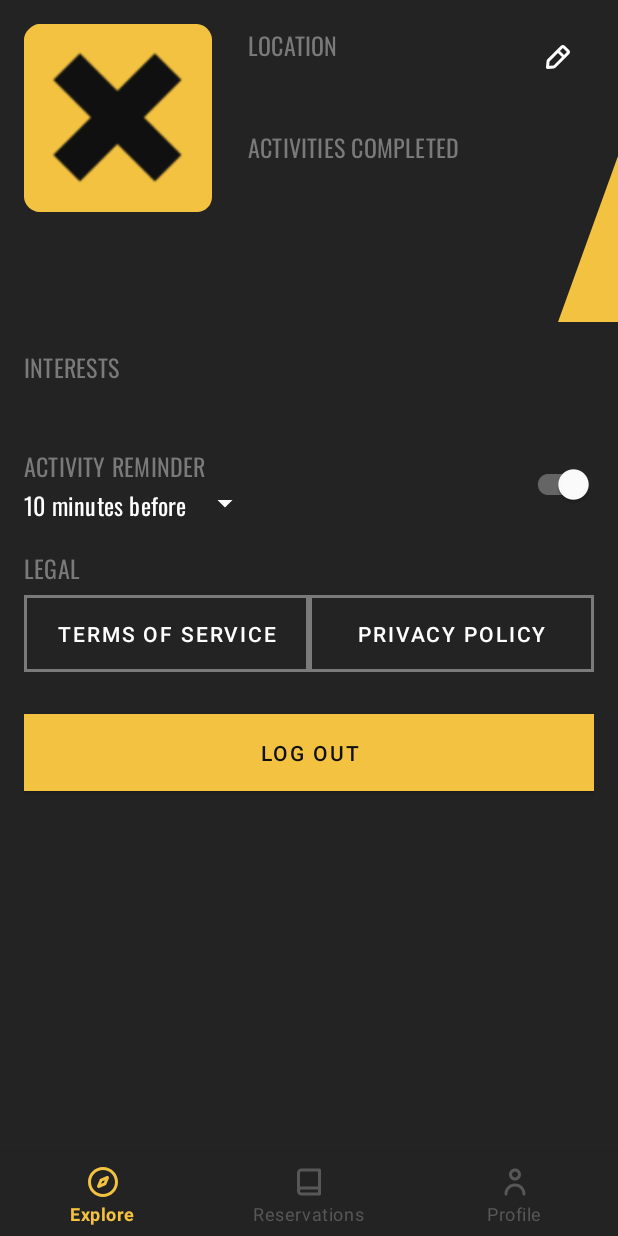
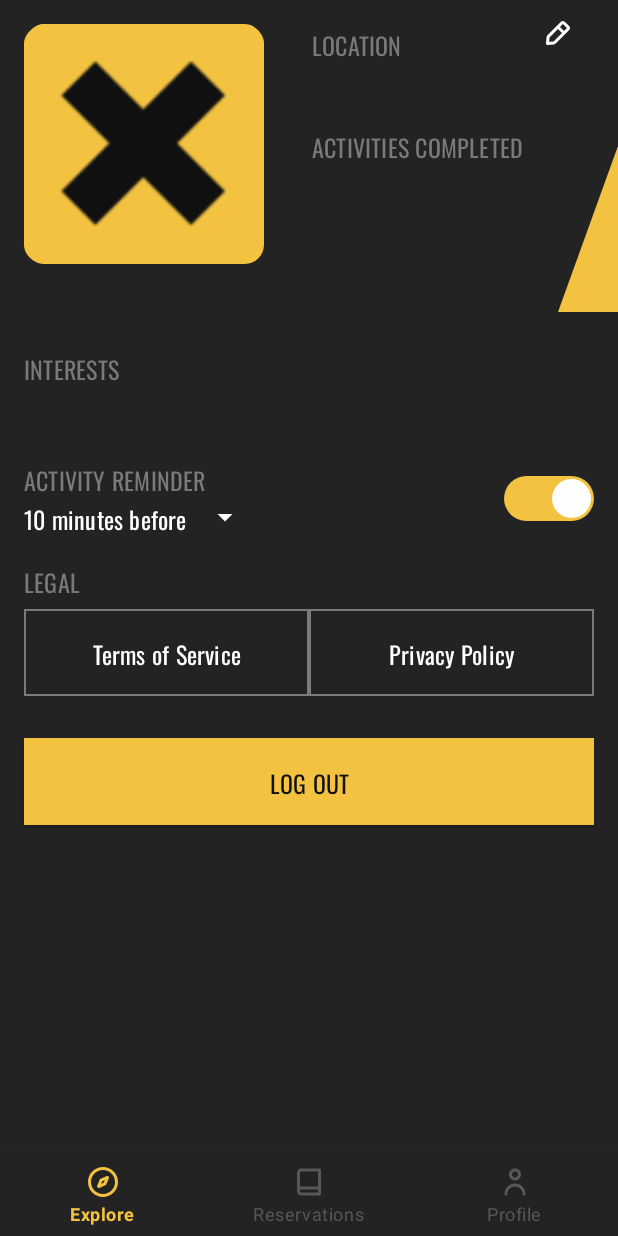
Before and after one commit to Catalin-David/RSRVD, an Android app: the fragment ProfileFragment placed in its activity, on a phone screen of 412 x 824 dp. Run offline under Robolectric (Android 15) with nearby library versions, the phone set to English and light mode, and no system bars; our stand-ins replace FlexboxLayout, data binding; pictures from the network do not load; 8 statements that could not run were skipped.

Commit message:
Solved all merge comments

```diff
--- a/app/src/main/java/com/halcyonmobile/rsrvd/onboarding/OnboardingActivity.kt
+++ b/app/src/main/java/com/halcyonmobile/rsrvd/onboarding/OnboardingActivity.kt
@@ -7,6 +7,7 @@ import androidx.appcompat.app.AppCompatActivity
 import androidx.core.app.ActivityOptionsCompat
 import androidx.core.view.children
 import androidx.lifecycle.*
+import com.halcyonmobile.rsrvd.MainActivity
 import com.halcyonmobile.rsrvd.R
 import com.halcyonmobile.rsrvd.core.model.Interests
 import com.halcyonmobile.rsrvd.core.model.Location
@@ -68,7 +69,7 @@ class OnboardingActivity : AppCompatActivity() {
 
             ready.setOnClickListener {
                 viewModel.onReadyClick(getInterests())
-                // startActivity(Intent(this@OnboardingActivity, NEXTACTIVITY::class.java))
+                startActivity(Intent(this@OnboardingActivity, MainActivity::class.java))
             }
         }
     }
--- a/app/src/main/java/com/halcyonmobile/rsrvd/profile/ProfileViewModel.kt
+++ b/app/src/main/java/com/halcyonmobile/rsrvd/profile/ProfileViewModel.kt
@@ -17,9 +17,14 @@ class ProfileViewModel : ViewModel() {
 
     init {
         loadAccount()
+        initializeDefaults()
         //profileData.value =
             //UserProfileData("CLUJ-NAPOCA, RO", 16, listOf(Interests.FOOTBALL, Interests.BASKETBALL))
         loadUserInformation()
+    }
+
+    private fun initializeDefaults(){
+        profileData.value = UserProfileData()
     }
 
     fun setSignInAccount(newSignInAccount: GoogleSignInAccount?){
@@ -32,12 +37,15 @@ class ProfileViewModel : ViewModel() {
     }
 
     private fun loadUserInformation() {
-        profileData.value = UserRepository.getUserProfileData()
+        UserRepository.loadProfileData(
+            onSuccess = {
+            profileData.value = it
+        })
     }
 
     val userName: LiveData<String> = Transformations.map(account) { it?.displayName }
     val imageUrl: LiveData<Uri> = Transformations.map(account) { it?.photoUrl }
-    val location: LiveData<String> = Transformations.map(profileData) { it.location?.name }
+    val location: LiveData<String> = Transformations.map(profileData) { it.location?.name ?: "" }
     val activities: LiveData<String> = Transformations.map(profileData) { it.activitiesCompleted.toString() }
     val interests: LiveData<List<Interests>> = Transformations.map(profileData) { it.interests }
 }
--- a/app/src/main/java/com/halcyonmobile/rsrvd/signin/SignInActivity.kt
+++ b/app/src/main/java/com/halcyonmobile/rsrvd/signin/SignInActivity.kt
@@ -21,6 +21,7 @@ import com.halcyonmobile.rsrvd.MainActivity
 import com.halcyonmobile.rsrvd.R
 import com.halcyonmobile.rsrvd.core.repository.UserRepository
 import com.halcyonmobile.rsrvd.databinding.ActivitySignInBinding
+import com.halcyonmobile.rsrvd.onboarding.OnboardingActivity
 import com.halcyonmobile.rsrvd.utils.showSnackbar
 
 
@@ -89,7 +90,7 @@ class SignInActivity : AppCompatActivity() {
                             // TODO: assign the access token
                             Log.w(ContentValues.TAG, "access token $accessToken")
                             UserRepository.isUserLoggedIn = true
-                            startActivity(Intent(this, MainActivity::class.java))
+                            startActivity(Intent(this, OnboardingActivity::class.java))
                         },
                         onFailure = {
                             signInBinding.root.showSnackbar(getString(R.string.authentication_failed))
--- /dev/null
+++ b/app/src/main/res/drawable/thumb_selector.xml
@@ -0,0 +1,11 @@
+<?xml version="1.0" encoding="utf-8"?>
+<selector xmlns:android="http://schemas.android.com/apk/res/android">
+    <item android:state_checked="false">
+        <shape android:shape="rectangle" android:useLevel="false" android:visible="true">
+            <solid android:color="#ffffff" />
+            <corners android:radius="100dp" />
+            <size android:width="30dp" android:height="30dp" />
+            <stroke android:width="4dp" android:color="#0000ffff" />
+        </shape>
+    </item>
+</selector>
--- /dev/null
+++ b/app/src/main/res/drawable/track_selector.xml
@@ -0,0 +1,20 @@
+<?xml version="1.0" encoding="utf-8"?>
+<selector xmlns:android="http://schemas.android.com/apk/res/android">
+    <item android:state_checked="true">
+        <shape android:dither="true" android:shape="rectangle" android:useLevel="false" android:visible="true">
+            <solid android:color="@color/primary" />
+            <corners android:radius="100dp" />
+            <size android:width="2dp" android:height="24dp" />
+        </shape>
+    </item>
+    <item android:state_checked="false">
+        <shape android:dither="true" android:shape="rectangle" android:useLevel="false" android:visible="true">
+
+            <corners android:radius="100dp" />
+            <size android:width="2dp" android:height="24dp" />
+            <stroke
+                android:width="2dp"
+                android:color="@android:color/white" />
+        </shape>
+    </item>
+</selector>
--- a/app/src/main/res/layout/fragment_profile.xml
+++ b/app/src/main/res/layout/fragment_profile.xml
@@ -1,6 +1,7 @@
 <?xml version="1.0" encoding="utf-8"?>
 <layout xmlns:android="http://schemas.android.com/apk/res/android"
-    xmlns:app="http://schemas.android.com/apk/res-auto">
+    xmlns:app="http://schemas.android.com/apk/res-auto"
+    xmlns:tools="http://schemas.android.com/tools">
 
     <data>
 
@@ -17,36 +18,30 @@
             android:layout_width="match_parent"
             android:layout_height="wrap_content">
 
-            <androidx.constraintlayout.widget.ConstraintLayout
-                android:id="@+id/constraint_layout_top"
-                android:layout_width="0dp"
-                android:layout_height="wrap_content"
+            <ImageView
+                android:id="@+id/image_view_profile_picture"
                 android:layout_marginStart="@dimen/default_margin"
                 android:layout_marginTop="@dimen/default_margin"
-                app:layout_constraintEnd_toEndOf="parent"
-                app:layout_constraintStart_toStartOf="parent"
-                app:layout_constraintTop_toTopOf="parent">
-
-                <ImageView
-                    android:id="@+id/image_view_profile_picture"
                 android:layout_width="@dimen/picture_dimension"
                 android:layout_height="@dimen/picture_dimension"
                 android:src="@mipmap/ic_launcher"
-                    imageUrl="@{viewmodel.imageUrl}"
+                app:imageUrl="@{viewmodel.imageUrl}"
                 app:layout_constraintStart_toStartOf="parent"
                 app:layout_constraintTop_toTopOf="parent" />
 
             <TextView
                 android:id="@+id/text_view_profile_name"
+                android:textAllCaps="true"
                 android:layout_width="0dp"
                 android:layout_height="wrap_content"
                 android:layout_marginTop="@dimen/text_on_picture_margin"
-                    android:lines="2"
+                android:maxLines="3"
                 android:text="@{viewmodel.userName}"
-                    android:textAppearance="?attr/textAppearanceHeadline4"
-                    app:layout_constraintEnd_toEndOf="@id/image_view_profile_picture"
+                tools:text="Catalin David"
+                android:textAppearance="?attr/textAppearanceHeadline3"
+                app:layout_constraintEnd_toStartOf="@id/profile_location"
                 app:layout_constraintStart_toStartOf="@id/image_view_profile_picture"
-                    app:layout_constraintTop_toTopOf="parent" />
+                app:layout_constraintTop_toTopOf="@id/image_view_profile_picture" />
 
             <TextView
                 android:id="@+id/profile_location"
@@ -57,7 +52,7 @@
                 android:textAppearance="?attr/textAppearanceSubtitle1"
                 android:textColor="@color/light_gray"
                 app:layout_constraintStart_toEndOf="@id/image_view_profile_picture"
-                    app:layout_constraintTop_toTopOf="parent" />
+                app:layout_constraintTop_toTopOf="@id/image_view_profile_picture" />
 
             <TextView
                 android:id="@+id/text_view_profile_location"
@@ -92,7 +87,7 @@
                 android:layout_width="wrap_content"
                 android:layout_height="wrap_content"
                 android:src="@drawable/ic_yellow_shape"
-                    app:layout_constraintBottom_toBottomOf="parent"
+                app:layout_constraintBottom_toBottomOf="@id/text_view_profile_name"
                 app:layout_constraintEnd_toEndOf="parent" />
 
             <ImageButton
@@ -103,26 +98,18 @@
                 android:src="@drawable/ic_edit"
                 app:layout_constraintEnd_toEndOf="parent"
                 app:layout_constraintTop_toTopOf="parent" />
-            </androidx.constraintlayout.widget.ConstraintLayout>
-
-            <androidx.constraintlayout.widget.ConstraintLayout
-                android:id="@+id/constraint_layout_middle"
-                android:layout_width="0dp"
-                android:layout_height="wrap_content"
-                android:layout_margin="@dimen/default_margin"
-                app:layout_constraintEnd_toEndOf="parent"
-                app:layout_constraintStart_toStartOf="parent"
-                app:layout_constraintTop_toBottomOf="@id/constraint_layout_top">
 
             <TextView
                 android:id="@+id/profile_interests"
                 android:layout_width="wrap_content"
                 android:layout_height="wrap_content"
                 android:text="@string/profile_interests"
+                android:layout_marginTop="@dimen/medium_margin"
+                android:layout_marginStart="@dimen/default_margin"
                 android:textAppearance="?attr/textAppearanceSubtitle1"
                 android:textColor="@color/light_gray"
                 app:layout_constraintStart_toStartOf="parent"
-                    app:layout_constraintTop_toTopOf="parent" />
+                app:layout_constraintTop_toBottomOf="@id/text_view_profile_name" />
 
             <com.google.android.flexbox.FlexboxLayout
                 android:id="@+id/flexbox_interests"
@@ -130,9 +117,10 @@
                 android:layout_width="0dp"
                 android:layout_height="wrap_content"
                 android:layout_marginTop="@dimen/default_margin"
+                android:layout_marginEnd="@dimen/default_margin"
                 app:flexWrap="wrap"
                 app:layout_constraintEnd_toEndOf="parent"
-                    app:layout_constraintStart_toStartOf="parent"
+                app:layout_constraintStart_toStartOf="@id/profile_interests"
                 app:layout_constraintTop_toBottomOf="@id/profile_interests" />
 
             <TextView
@@ -143,7 +131,7 @@
                 android:text="@string/profile_reminder"
                 android:textAppearance="@style/TextAppearance.Subtitle1"
                 android:textColor="@color/light_gray"
-                    app:layout_constraintStart_toStartOf="parent"
+                app:layout_constraintStart_toStartOf="@id/profile_interests"
                 app:layout_constraintTop_toBottomOf="@id/flexbox_interests" />
 
             <Spinner
@@ -151,28 +139,19 @@
                 android:layout_width="wrap_content"
                 android:layout_height="wrap_content"
                 android:backgroundTint="@android:color/white"
-                    app:layout_constraintStart_toStartOf="parent"
+                app:layout_constraintStart_toStartOf="@id/profile_interests"
                 app:layout_constraintTop_toBottomOf="@id/profile_reminder" />
 
             <androidx.appcompat.widget.SwitchCompat
                 android:layout_width="wrap_content"
                 android:layout_height="wrap_content"
                 android:checked="true"
+                android:thumb="@drawable/thumb_selector"
+                app:track="@drawable/track_selector"
                 app:layout_constraintBottom_toBottomOf="@id/spinner_reminder"
                 app:layout_constraintEnd_toEndOf="parent"
-                    app:layout_constraintTop_toTopOf="@id/profile_reminder" />
-            </androidx.constraintlayout.widget.ConstraintLayout>
-
-            <androidx.constraintlayout.widget.ConstraintLayout
-                android:id="@+id/constraint_layout_bottom"
-                android:layout_width="0dp"
-                android:layout_height="wrap_content"
-                android:layout_margin="@dimen/default_margin"
-                android:layout_marginTop="4dp"
-                app:layout_constraintEnd_toEndOf="parent"
-                app:layout_constraintHorizontal_bias="1.0"
-                app:layout_constraintStart_toStartOf="parent"
-                app:layout_constraintTop_toBottomOf="@id/constraint_layout_middle">
+                app:layout_constraintTop_toTopOf="@id/profile_reminder"
+                android:layout_marginEnd="@dimen/default_margin"/>
 
             <TextView
                 android:id="@+id/profile_legal"
@@ -182,7 +161,9 @@
                 android:textAppearance="@style/TextAppearance.Subtitle1"
                 android:textColor="@color/light_gray"
                 app:layout_constraintStart_toStartOf="parent"
-                    app:layout_constraintTop_toTopOf="parent" />
+                app:layout_constraintTop_toBottomOf="@id/spinner_reminder"
+                android:layout_marginTop="@dimen/default_margin"
+                android:layout_marginStart="@dimen/default_margin"/>
 
             <Button
                 android:id="@+id/button_terms"
@@ -192,7 +173,7 @@
                 android:text="@string/profile_terms"
                 app:layout_constraintEnd_toStartOf="@+id/button_privacy"
                 app:layout_constraintHorizontal_chainStyle="packed"
-                    app:layout_constraintStart_toStartOf="parent"
+                app:layout_constraintStart_toStartOf="@id/profile_legal"
                 app:layout_constraintTop_toBottomOf="@+id/profile_legal" />
 
             <Button
@@ -204,7 +185,8 @@
                 app:layout_constraintEnd_toEndOf="parent"
                 app:layout_constraintHorizontal_chainStyle="packed"
                 app:layout_constraintStart_toEndOf="@+id/button_terms"
-                    app:layout_constraintTop_toBottomOf="@id/profile_legal" />
+                app:layout_constraintTop_toBottomOf="@id/profile_legal"
+                android:layout_marginEnd="@dimen/default_margin"/>
 
             <Button
                 android:layout_width="0dp"
@@ -213,11 +195,10 @@
                 android:paddingTop="@dimen/default_padding"
                 android:paddingBottom="@dimen/default_padding"
                 android:text="@string/profile_logout"
-                    app:layout_constraintEnd_toEndOf="parent"
-                    app:layout_constraintStart_toStartOf="parent"
-                    app:layout_constraintTop_toBottomOf="@id/button_terms" />
-            </androidx.constraintlayout.widget.ConstraintLayout>
-
+                app:layout_constraintEnd_toEndOf="@id/button_privacy"
+                app:layout_constraintStart_toStartOf="@id/profile_legal"
+                app:layout_constraintTop_toBottomOf="@id/button_terms"
+                android:textAppearance="?attr/textAppearanceSubtitle1"/>
             </androidx.constraintlayout.widget.ConstraintLayout>
     </ScrollView>
 
--- a/app/src/main/res/values/dimens.xml
+++ b/app/src/main/res/values/dimens.xml
@@ -2,8 +2,8 @@
 <resources>
     <dimen name="short_margin">8dp</dimen>
     <dimen name="default_margin">16dp</dimen>
-    <dimen name="medium_margin">32dp</dimen>
-    <dimen name="long_margin">24dp</dimen>
+    <dimen name="long_margin">32dp</dimen>
+    <dimen name="medium_margin">24dp</dimen>
 
     <dimen name="short_padding">8dp</dimen>
     <dimen name="default_padding">16dp</dimen>
@@ -15,8 +15,8 @@
     <dimen name="box_line_height">40dp</dimen>
     <dimen name="side_guide">20dp</dimen>
 
-    <dimen name="picture_dimension">125dp</dimen>
-    <dimen name="text_on_picture_margin">93dp</dimen>
+    <dimen name="picture_dimension">160dp</dimen>
+    <dimen name="text_on_picture_margin">115dp</dimen>
 
     <dimen name="card_width">400dp</dimen>
     <dimen name="card_height">220dp</dimen>
--- a/app/src/main/res/values/strings.xml
+++ b/app/src/main/res/values/strings.xml
@@ -33,8 +33,8 @@
     <string name="profile_interests">INTERESTS</string>
     <string name="profile_reminder">ACTIVITY REMINDER</string>
     <string name="profile_legal">LEGAL</string>
-    <string name="profile_terms">Terms of service</string>
-    <string name="profile_privacy">Privacy policy</string>
+    <string name="profile_terms">Terms of Service</string>
+    <string name="profile_privacy">Privacy Policy</string>
     <string name="profile_logout">LOG OUT</string>
     <string-array name="spinner_array">
         <item>10 minutes before</item>
--- a/app/src/main/res/values/styles.xml
+++ b/app/src/main/res/values/styles.xml
@@ -56,12 +56,14 @@
     </style>
 
     <style name="Button.Outlined" parent="Widget.MaterialComponents.Button.OutlinedButton">
-        <item name="strokeWidth">2dp</item>
+        <item name="strokeWidth">1dp</item>
         <item name="strokeColor">@color/light_gray</item>
         <item name="backgroundTint">?attr/colorSurface</item>
         <item name="android:textColor">@android:color/white</item>
+        <item name="android:textAllCaps">false</item>
         <item name="android:padding">@dimen/default_padding</item>
         <item name="shapeAppearanceOverlay">@style/ButtonAppearance</item>
+        <item name="android:textAppearance">?attr/textAppearanceSubtitle1</item>
     </style>
 
     <style name="ButtonAppearance">
--- a/core/src/main/java/com/halcyonmobile/rsrvd/core/repository/UserRemoteSource.kt
+++ b/core/src/main/java/com/halcyonmobile/rsrvd/core/repository/UserRemoteSource.kt
@@ -1,27 +1,62 @@
 package com.halcyonmobile.rsrvd.core.repository
 
+import android.util.Log
 import com.halcyonmobile.rsrvd.core.RetrofitSingleton
 import com.halcyonmobile.rsrvd.core.api.UserAPI
 import com.halcyonmobile.rsrvd.core.dto.UserResponseDto
+import com.halcyonmobile.rsrvd.core.model.UserProfileData
+import okhttp3.Interceptor
+import okhttp3.OkHttpClient
+import okhttp3.Request
 import retrofit2.Call
 import retrofit2.Callback
 import retrofit2.Response
+import retrofit2.Retrofit
+import retrofit2.converter.moshi.MoshiConverterFactory
 
 class UserRemoteSource {
-    fun getSignedInUserInformation(): UserResponseDto? {
-        var result: UserResponseDto? = null
-        RetrofitSingleton.get()
-            .create(UserAPI::class.java)
-            .getCurrentlySignedInUser()
-            .enqueue(object : Callback<UserResponseDto>{
-                override fun onFailure(call: Call<UserResponseDto>, t: Throwable) {
-                    result = null
+    fun getSignedInUserInformation(onRequestSuccess: (userProfileData: UserResponseDto?) -> Unit){
+        val retrofit = Retrofit.Builder()
+            .baseUrl("https://39cutl7qwd.execute-api.eu-central-1.amazonaws.com/development/")
+            .client(
+                OkHttpClient.Builder().apply {
+                    interceptors()
+                        .add(Interceptor { chain ->
+                            val newRequest: Request =
+                                chain.request()
+                                    .newBuilder()
+                                    .header("Authorization", "Bearer eyJhbGciOiJSUzI1NiIsInR5cCI6IkpXVCJ9.eyJzdWIiOiJ1c2VyX2NrZDVyMXpsZzAwMDAwN21nNWY3OTVlZzAiLCJpYXQiOjE1OTYwMjU5NjAsImV4cCI6MTU5NjExMjM2MCwiYXVkIjoiYnJhbWJsZTphY2Nlc3MifQ.Q8kvIWJnb6-SoYO4WOukU1v-r34XJ8k0DtK7Ia6naHYHyeKnMkKU_6ePFA5HJbBh9Bf1wNW1RIR8BcKd1BbaQlYTMYg8x9Y-ARxjQ6K9MEuFGcYodBftgRp7LadiRVyyhKXgocUn4Q0axb2L23WyA8DwSC9b3bYbuerA-xdL6vs")
+                                    .build()
+                            chain.proceed(newRequest)
+                        })
                 }
+                .build()
+            )
+            .addConverterFactory(MoshiConverterFactory.create())
+            .build()
 
-                override fun onResponse(call: Call<UserResponseDto>, response: Response<UserResponseDto>) {
-                    result = response.body()
-                }
-            })
-        return result
+        retrofit.create(UserAPI::class.java).getCurrentlySignedInUser().enqueue(object: Callback<UserResponseDto>{
+            override fun onFailure(call: Call<UserResponseDto>, t: Throwable) {
+                Log.d("USER REMOTE SOURCE", "REQUEST FAILED")
+                Log.d("USER REMOTE SOURCE", t.message ?: "Null message")
+            }
+
+            override fun onResponse(call: Call<UserResponseDto>, response: Response<UserResponseDto>) {
+                Log.d("USERREMOTE", response.body().toString())
+                onRequestSuccess(response.body())
+            }
+        })
+//        RetrofitSingleton.get()
+//            .create(UserAPI::class.java)
+//            .getCurrentlySignedInUser()
+//            .enqueue(object : Callback<UserResponseDto>{
+//                override fun onFailure(call: Call<UserResponseDto>, t: Throwable) {
+//                    Log.d("USER_REMOTE_SOURCE", "Request failed")
+//                }
+//
+//                override fun onResponse(call: Call<UserResponseDto>, response: Response<UserResponseDto>) {
+//                    onRequestSuccess(response.body())
+//                }
+//            })
     }
 }
--- a/core/src/main/java/com/halcyonmobile/rsrvd/core/repository/UserRepository.kt
+++ b/core/src/main/java/com/halcyonmobile/rsrvd/core/repository/UserRepository.kt
@@ -15,6 +15,7 @@ import retrofit2.Response
 
 object UserRepository {
     private val userRemoteSource = UserRemoteSource()
+
     // TODO set when looged in
     var name: String = "NAME"
 
@@ -56,11 +57,11 @@ object UserRepository {
                     }
                 }
             })
-    fun getUserProfileData(): UserProfileData{
-        val response = userRemoteSource.getSignedInUserInformation()
-        response?.let {
-            return UserProfileData(response.location, response.reservations, response.interests)
-        }
-        return UserProfileData()
-    }
+
+    fun loadProfileData(onSuccess: (userProfileData: UserProfileData) -> Unit) =
+        userRemoteSource.getSignedInUserInformation(onRequestSuccess= { dto ->
+                dto?.let{
+                    onSuccess(UserProfileData(dto.location, dto.reservations, dto.interests))
+            }
+        })
 }
```
Lines whose indentation alone changed are shown as unchanged.
